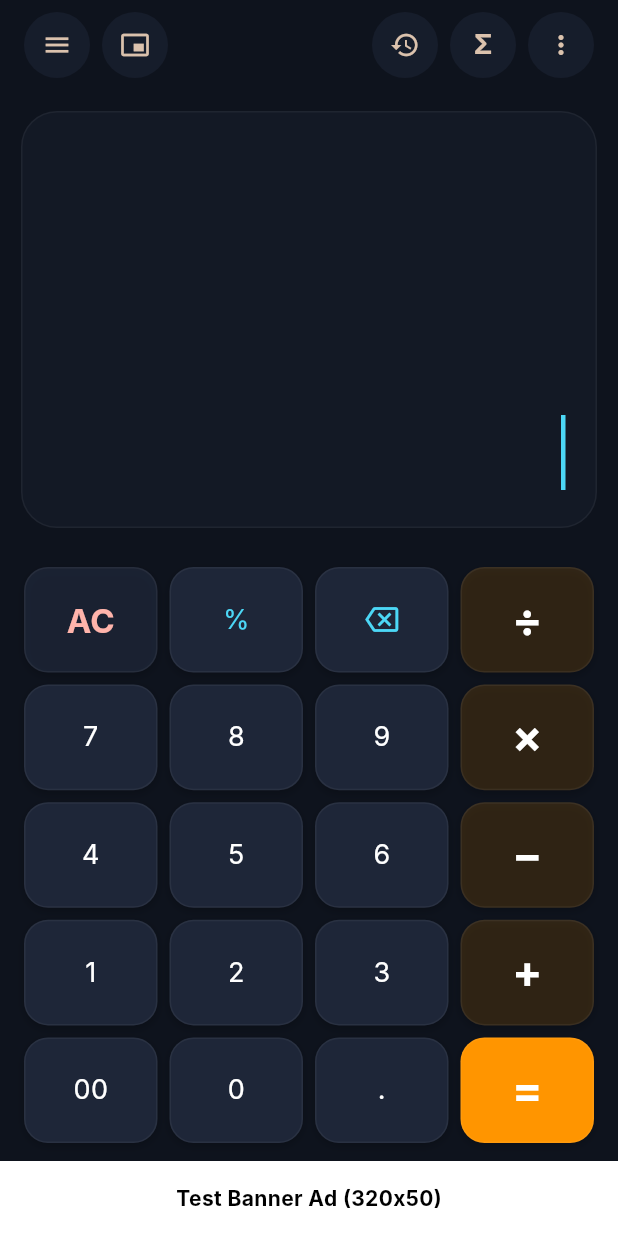
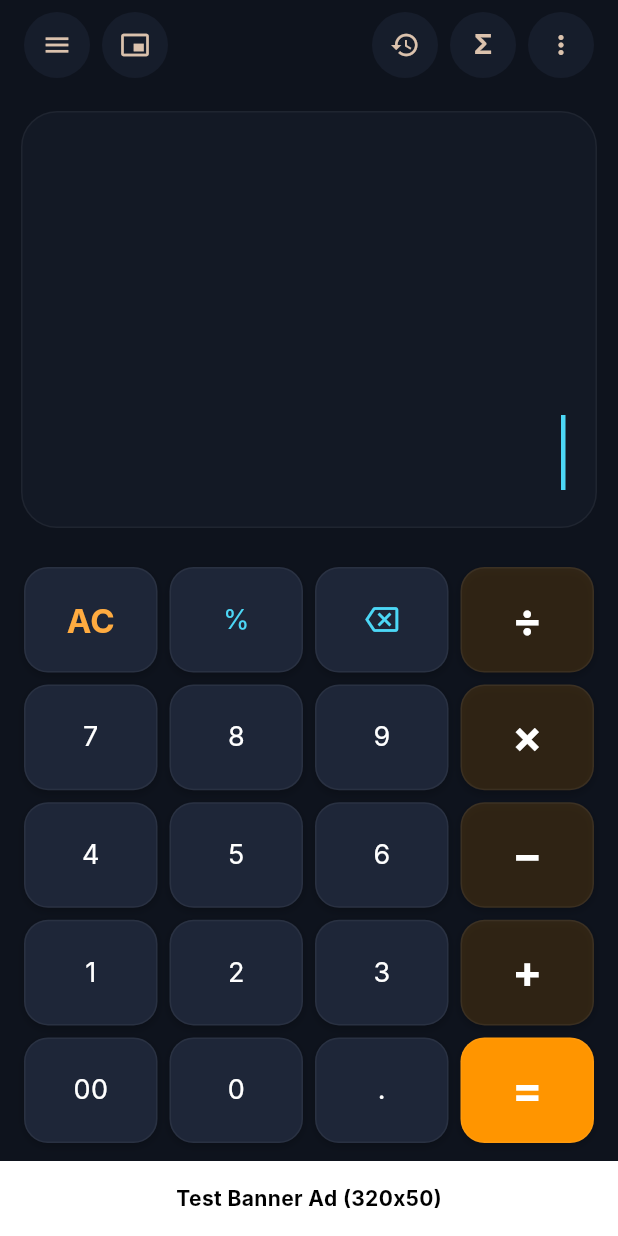
Before and after one commit to subhadip420/Calculator-Pro, a Flutter app: the screen it shows after launch, on a phone screen of 412 x 824 dp. Run offline on Flutter 3.47's test engine with Material 3 defaults, Android fonts, the phone set to English and light mode, and no system bars; Roboto replaces fonts that are missing (Inter).

Commit message:
Fixed button color and text field in main.

```diff
--- a/lib/main.dart
+++ b/lib/main.dart
@@ -797,13 +797,13 @@ class _CalculatorScreenState extends State<CalculatorScreen> {
                                         },
                                       ),
                                     ),
-                                    if (isEvaluated && _equationController.text.isNotEmpty) ...[
-                                      const SizedBox(width: 4),
-                                      const Text(
-                                        '=',
-                                        style: TextStyle(color: Color(0xFFFFDCBF), fontSize: 22, fontWeight: FontWeight.bold),
-                                      ),
-                                    ]
+                                    // if (isEvaluated && _equationController.text.isNotEmpty) ...[
+                                    //   const SizedBox(width: 4),
+                                    //   const Text(
+                                    //     '=',
+                                    //     style: TextStyle(color: Color(0xFFFFDCBF), fontSize: 22, fontWeight: FontWeight.bold),
+                                    //   ),
+                                    // ]
                                   ],
                                 ),
                               ),
@@ -851,7 +851,7 @@ class _CalculatorScreenState extends State<CalculatorScreen> {
                           Expanded(
                             child: Row(
                               children: [
-                                CalculatorButton(text: 'log10', textColor: cyanColor, bgColor: surfaceColor, fontSize: 14, onTap: () => _onKeyPress('log10(')),
+                                CalculatorButton(text: 'log10', textColor: white, bgColor: surfaceColor, fontSize: 14, onTap: () => _onKeyPress('log10(')),
                                 CalculatorButton(text: 'sin', textColor: white, bgColor: surfaceColor, fontSize: 14, onTap: () => _onKeyPress('sin(')),
                                 CalculatorButton(text: 'cos', textColor: white, bgColor: surfaceColor, fontSize: 14, onTap: () => _onKeyPress('cos(')),
                                 CalculatorButton(text: 'tan', textColor: white, bgColor: surfaceColor, fontSize: 14, onTap: () => _onKeyPress('tan(')),
@@ -876,8 +876,8 @@ class _CalculatorScreenState extends State<CalculatorScreen> {
                         Expanded(
                           child: Row(
                             children: [
-                              if (isScientific) CalculatorButton(text: 'x!', textColor: cyanColor, bgColor: surfaceColor, onTap: () => _onKeyPress('!')),
-                              CalculatorButton(text: 'AC', textColor: redColor, bgColor: surfaceColor.withOpacity(0.8), onTap: () => _onKeyPress('AC')),
+                              if (isScientific) CalculatorButton(text: 'x!', textColor: white, bgColor: surfaceColor, onTap: () => _onKeyPress('!')),
+                              CalculatorButton(text: 'AC', textColor: Colors.orangeAccent, bgColor: surfaceColor, onTap: () => _onKeyPress('AC')),
                               CalculatorButton(text: '%', textColor: cyanColor, bgColor: surfaceColor, onTap: () => _onKeyPress('%')),
                               CalculatorButton(icon: Icons.backspace_outlined, textColor: cyanColor, bgColor: surfaceColor, onTap: () => _onKeyPress('BACK')),
                               CalculatorButton(text: '÷', textColor: white, bgColor: orangeColor.withOpacity(0.15), fontSize: 30, onTap: () => _onKeyPress('÷')),
@@ -909,7 +909,7 @@ class _CalculatorScreenState extends State<CalculatorScreen> {
                         Expanded(
                           child: Row(
                             children: [
-                              if (isScientific) CalculatorButton(text: 'π', textColor: cyanColor, bgColor: surfaceColor, onTap: () => _onKeyPress('π')),
+                              if (isScientific) CalculatorButton(text: 'π', textColor: white, bgColor: surfaceColor, onTap: () => _onKeyPress('π')),
                               CalculatorButton(text: '1', textColor: white, bgColor: surfaceColor, onTap: () => _onKeyPress('1')),
                               CalculatorButton(text: '2', textColor: white, bgColor: surfaceColor, onTap: () => _onKeyPress('2')),
                               CalculatorButton(text: '3', textColor: white, bgColor: surfaceColor, onTap: () => _onKeyPress('3')),
@@ -920,7 +920,7 @@ class _CalculatorScreenState extends State<CalculatorScreen> {
                         Expanded(
                           child: Row(
                             children: [
-                              if (isScientific) CalculatorButton(text: 'e', textColor: cyanColor, bgColor: surfaceColor, onTap: () => _onKeyPress('e')),
+                              if (isScientific) CalculatorButton(text: 'e', textColor: white, bgColor: surfaceColor, onTap: () => _onKeyPress('e')),
                               CalculatorButton(text: '00', textColor: white, bgColor: surfaceColor, onTap: () => _onKeyPress('00')),
                               CalculatorButton(text: '0', textColor: white, bgColor: surfaceColor, onTap: () => _onKeyPress('0')),
                               CalculatorButton(text: '.', textColor: white, bgColor: surfaceColor, onTap: () => _onKeyPress('.')),
```
